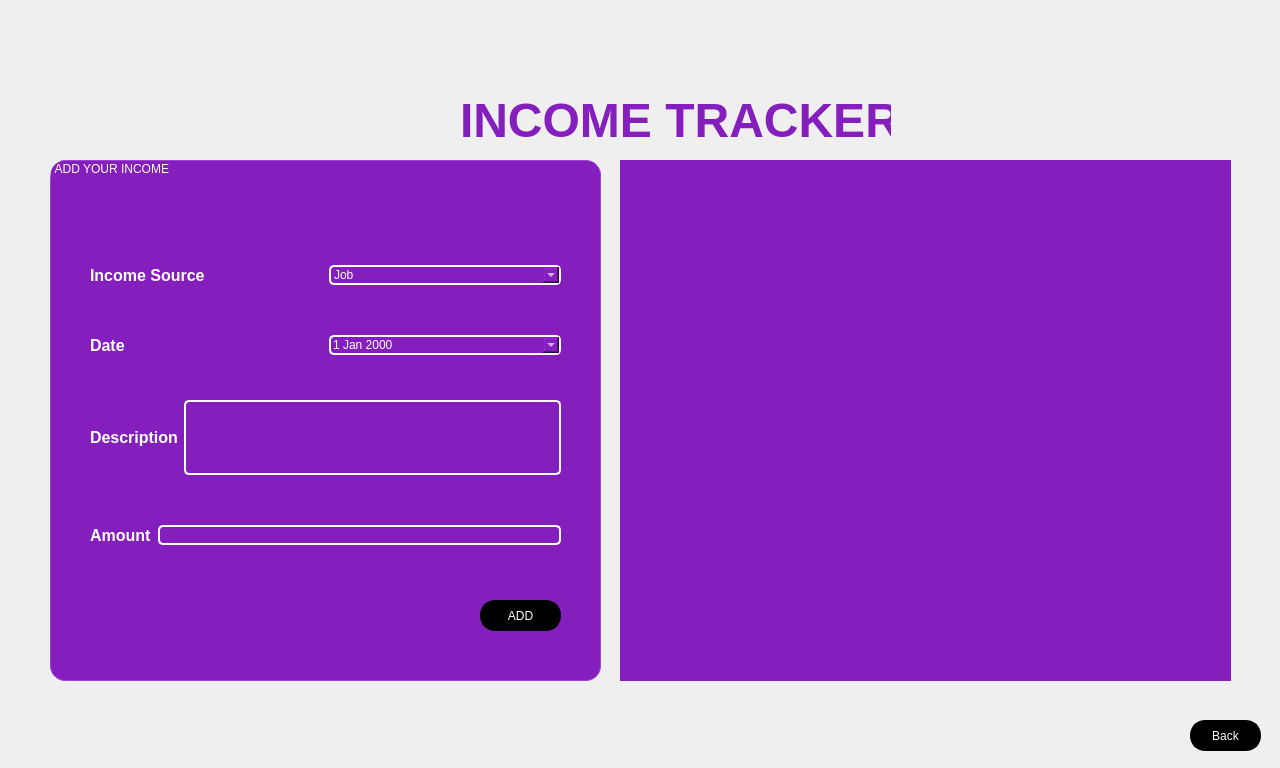
Before: the Qt Designer form incomeui.ui in RashmikaKDH/PersonalOrganizer_OOP_miniproject, drawn with Qt 5.
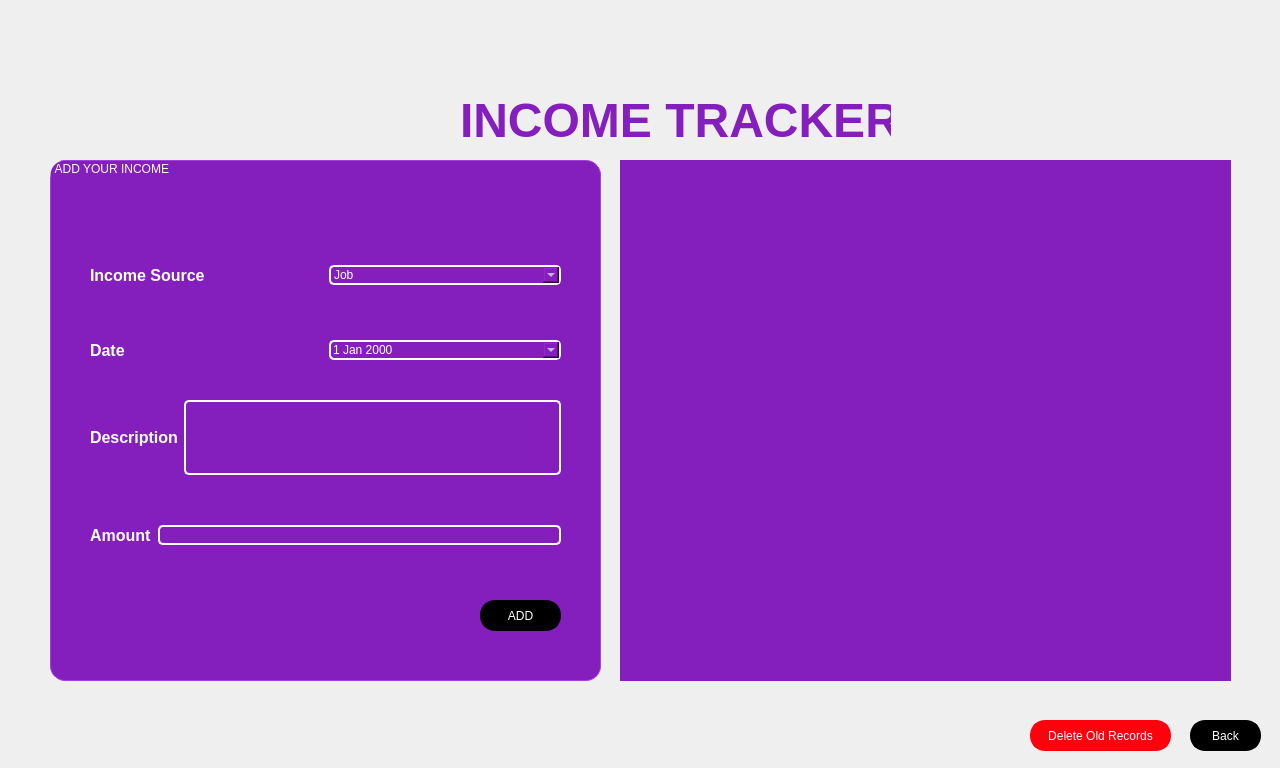
After: the same form once the commit is applied. Icons and pictures are not drawn.

Commit message:
Add 'Delete Old Records' feature to expense and income
Introduced a button and handler in both expense and income modules to allow users to delete all records from previous months after confirmation. Updated UI files to include the new button and adjusted some widget properties. Also refined stylesheet selectors for dialog backgrounds.

The edit to the form file:
```diff
--- a/incomeui.ui
+++ b/incomeui.ui
@@ -174,7 +174,7 @@
       <x>40</x>
       <y>170</y>
       <width>471</width>
-      <height>31</height>
+      <height>41</height>
      </rect>
     </property>
     <layout class="QHBoxLayout" name="horizontalLayout_4">
@@ -285,6 +285,28 @@
     <string>&lt;html&gt;&lt;head/&gt;&lt;body&gt;&lt;p&gt;&lt;span style=&quot; font-size:36pt; font-weight:700; color:#841ebc;&quot;&gt;INCOME TRACKER&lt;/span&gt;&lt;/p&gt;&lt;/body&gt;&lt;/html&gt;</string>
    </property>
   </widget>
+  <widget class="QPushButton" name="deleteOldRecordsButton">
+   <property name="geometry">
+    <rect>
+     <x>1030</x>
+     <y>720</y>
+     <width>141</width>
+     <height>31</height>
+    </rect>
+   </property>
+   <property name="styleSheet">
+    <string notr="true">border: 3px solid #ff000d;
+background-color:#ff000d;
+border-radius: 15px;
+color: white;
+font: 700 10pt &quot;Segoe UI&quot;;
+
+</string>
+   </property>
+   <property name="text">
+    <string>Delete Old Records</string>
+   </property>
+  </widget>
  </widget>
  <resources>
   <include location="src.qrc"/>
```
Left out of the diff: 2 changed lines with no effect on the pictures. The commit also changes 8 other files.
